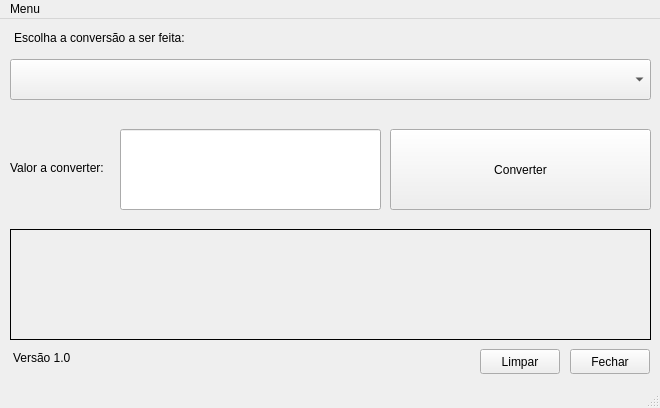
Qt form fm_principal.ui (fercosmig/Conversor_) before a commit.
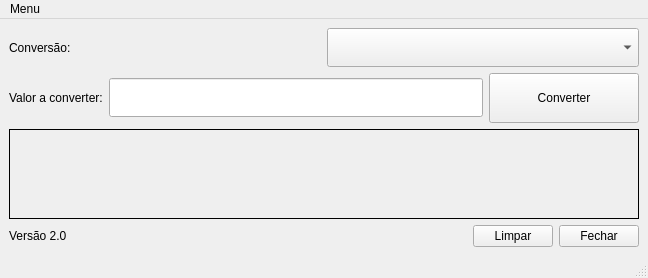
The same form after that commit. Icons and pictures are not drawn.

Patch:
```diff
--- a/fm_principal.ui
+++ b/fm_principal.ui
@@ -6,146 +6,131 @@
    <rect>
     <x>0</x>
     <y>0</y>
-    <width>660</width>
-    <height>408</height>
+    <width>648</width>
+    <height>278</height>
    </rect>
   </property>
   <property name="windowTitle">
    <string>Conversor de valores</string>
   </property>
   <widget class="QWidget" name="centralwidget">
-   <widget class="QPushButton" name="pushButton_fechar">
-    <property name="geometry">
-     <rect>
-      <x>570</x>
-      <y>330</y>
-      <width>80</width>
-      <height>25</height>
-     </rect>
-    </property>
-    <property name="text">
-     <string>Fechar</string>
-    </property>
-   </widget>
-   <widget class="QLabel" name="label">
-    <property name="geometry">
-     <rect>
-      <x>13</x>
-      <y>330</y>
-      <width>81</width>
-      <height>17</height>
-     </rect>
-    </property>
-    <property name="text">
-     <string>Versão 1.0</string>
-    </property>
-   </widget>
-   <widget class="QLabel" name="label_2">
-    <property name="geometry">
-     <rect>
-      <x>14</x>
-      <y>10</y>
-      <width>201</width>
-      <height>17</height>
-     </rect>
-    </property>
-    <property name="text">
-     <string>Escolha a conversão a ser feita:</string>
-    </property>
-   </widget>
-   <widget class="QComboBox" name="comboBox_conversao">
-    <property name="geometry">
-     <rect>
-      <x>10</x>
-      <y>40</y>
-      <width>641</width>
-      <height>41</height>
-     </rect>
-    </property>
-    <property name="font">
-     <font>
-      <pointsize>20</pointsize>
-     </font>
-    </property>
-   </widget>
+   <layout class="QGridLayout" name="gridLayout">
+    <item row="1" column="0">
+     <layout class="QHBoxLayout" name="horizontalLayout">
+      <item>
    <widget class="QLabel" name="label_3">
-    <property name="geometry">
-     <rect>
-      <x>10</x>
-      <y>140</y>
-      <width>141</width>
-      <height>17</height>
-     </rect>
-    </property>
     <property name="text">
      <string>Valor a converter:</string>
     </property>
    </widget>
+      </item>
+      <item>
    <widget class="QLineEdit" name="lineEdit_valor">
-    <property name="geometry">
-     <rect>
-      <x>120</x>
-      <y>110</y>
-      <width>261</width>
-      <height>81</height>
-     </rect>
-    </property>
     <property name="font">
      <font>
       <pointsize>20</pointsize>
      </font>
     </property>
    </widget>
+      </item>
+      <item>
    <widget class="QPushButton" name="pushButton_converter">
-    <property name="geometry">
-     <rect>
-      <x>390</x>
-      <y>110</y>
-      <width>261</width>
-      <height>81</height>
-     </rect>
+        <property name="minimumSize">
+         <size>
+          <width>150</width>
+          <height>50</height>
+         </size>
+        </property>
+        <property name="maximumSize">
+         <size>
+          <width>16777215</width>
+          <height>16777215</height>
+         </size>
     </property>
     <property name="text">
      <string>Converter</string>
     </property>
    </widget>
+      </item>
+     </layout>
+    </item>
+    <item row="2" column="0">
    <widget class="QLabel" name="label_resultado">
-    <property name="geometry">
-     <rect>
-      <x>10</x>
-      <y>210</y>
-      <width>641</width>
-      <height>111</height>
-     </rect>
-    </property>
     <property name="styleSheet">
-     <string notr="true">font-size:15px;
+       <string notr="true">font-size:20px;
 border:1px solid;</string>
     </property>
     <property name="text">
      <string/>
     </property>
    </widget>
+    </item>
+    <item row="0" column="0">
+     <layout class="QHBoxLayout" name="horizontalLayout_3">
+      <item>
+       <widget class="QLabel" name="label_2">
+        <property name="text">
+         <string>Conversão:</string>
+        </property>
+       </widget>
+      </item>
+      <item>
+       <widget class="QComboBox" name="comboBox_conversao">
+        <property name="font">
+         <font>
+          <pointsize>20</pointsize>
+         </font>
+        </property>
+       </widget>
+      </item>
+     </layout>
+    </item>
+    <item row="3" column="0">
+     <layout class="QHBoxLayout" name="horizontalLayout_2">
+      <item>
+       <widget class="QLabel" name="label">
+        <property name="text">
+         <string>Versão 2.0</string>
+        </property>
+       </widget>
+      </item>
+      <item>
+       <spacer name="horizontalSpacer">
+        <property name="orientation">
+         <enum>Qt::Horizontal</enum>
+        </property>
+        <property name="sizeHint" stdset="0">
+         <size>
+          <width>40</width>
+          <height>20</height>
+         </size>
+        </property>
+       </spacer>
+      </item>
+      <item>
    <widget class="QPushButton" name="pushButton_limpar">
-    <property name="geometry">
-     <rect>
-      <x>480</x>
-      <y>330</y>
-      <width>80</width>
-      <height>25</height>
-     </rect>
-    </property>
     <property name="text">
      <string>Limpar</string>
     </property>
    </widget>
+      </item>
+      <item>
+       <widget class="QPushButton" name="pushButton_fechar">
+        <property name="text">
+         <string>Fechar</string>
+        </property>
+       </widget>
+      </item>
+     </layout>
+    </item>
+   </layout>
   </widget>
   <widget class="QMenuBar" name="menubar">
    <property name="geometry">
     <rect>
      <x>0</x>
      <y>0</y>
-     <width>660</width>
+     <width>648</width>
      <height>22</height>
     </rect>
    </property>
```
Left out of the diff: 8 changed lines with no effect on the pictures. Lines whose indentation alone changed are shown as unchanged.
